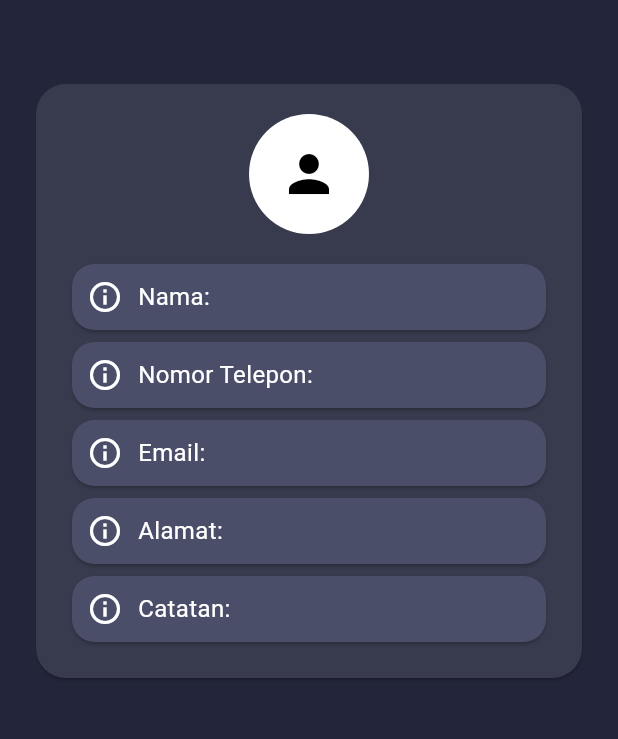
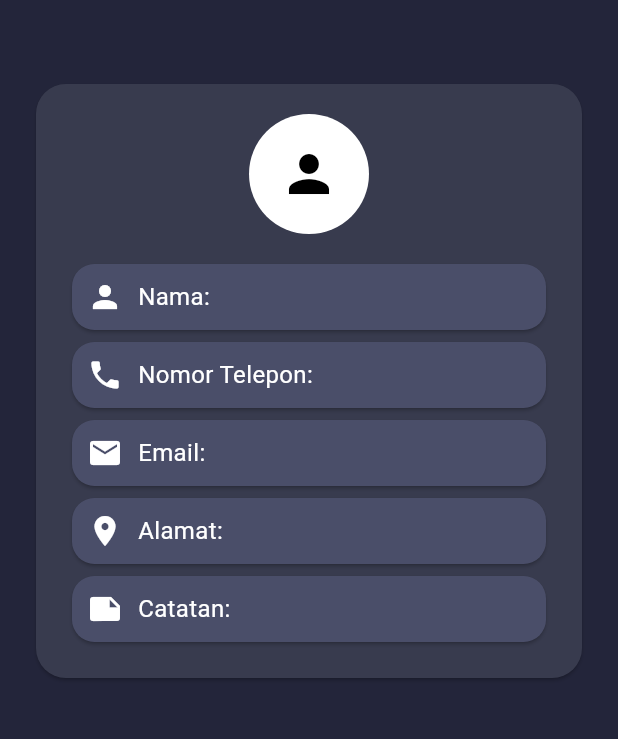
Before and after one commit to apahfahri/contact_plus_apk, a Flutter app: the DetailContact screen opened directly with empty values, on a phone screen of 412 x 824 dp, the part 63-802 px from its top. Run offline on Flutter 3.47's test engine with Material 3 defaults, Android fonts, the phone set to English and light mode, and no system bars; our stand-ins replace cloud_firestore, device_preview, file_picker, firebase_auth, firebase_core, google_nav_bar and 1 more; accounts and stored records are empty.

Commit message:
update icon detail

```diff
--- a/lib/view/detail_contact.dart
+++ b/lib/view/detail_contact.dart
@@ -39,6 +39,32 @@ class _DetailContactState extends State<DetailContact> {
     notesController = TextEditingController();
   }
 
+  Widget _buildDetailCard(
+      String title, TextEditingController controller, IconData icon) {
+    return Card(
+      color: const Color(0xFF4A4E69),
+      shape: RoundedRectangleBorder(
+        borderRadius: BorderRadius.circular(15),
+      ),
+      child: Padding(
+        padding: const EdgeInsets.all(10),
+        child: Row(
+          children: [
+            Icon(
+              icon,
+              color: Colors.white,
+            ),
+            const SizedBox(width: 10),
+            Text(
+              '$title: ${controller.text}',
+              style: const TextStyle(color: Colors.white, fontSize: 16),
+            ),
+          ],
+        ),
+      ),
+    );
+  }
+
   @override
   Widget build(BuildContext context) {
     return Scaffold(
@@ -72,13 +98,10 @@ class _DetailContactState extends State<DetailContact> {
         future: fetchContactDetails(),
         builder: (context, snapshot) {
           if (snapshot.connectionState == ConnectionState.waiting) {
-            // Menampilkan indikator loading saat data sedang dimuat
             return const Center(child: CircularProgressIndicator());
           } else if (snapshot.hasError) {
-            // Menampilkan error jika terjadi kesalahan
             return Center(child: Text('Error: ${snapshot.error}'));
           } else if (snapshot.hasData) {
-            // Data berhasil dimuat, menampilkan UI
             final data = snapshot.data;
             nameController.text = data?['nama'] ?? '';
             phoneController.text = data?['nomor'] ?? '';
@@ -118,12 +141,16 @@ class _DetailContactState extends State<DetailContact> {
                               ),
                             ),
                             const SizedBox(height: 16),
-                            // Menampilkan data dengan TextEditingController
-                            _buildDetailCard('Nama', nameController),
-                            _buildDetailCard('Nomor Telepon', phoneController),
-                            _buildDetailCard('Email', emailController),
-                            _buildDetailCard('Alamat', addressController),
-                            _buildDetailCard('Catatan', notesController),
+                            _buildDetailCard(
+                                'Nama', nameController, Icons.person),
+                            _buildDetailCard(
+                                'Nomor Telepon', phoneController, Icons.phone),
+                            _buildDetailCard(
+                                'Email', emailController, Icons.email),
+                            _buildDetailCard(
+                                'Alamat', addressController, Icons.location_on),
+                            _buildDetailCard(
+                                'Catatan', notesController, Icons.note),
                           ],
                         ),
                       ),
@@ -139,29 +166,4 @@ class _DetailContactState extends State<DetailContact> {
       ),
     );
   }
-
-  Widget _buildDetailCard(String title, TextEditingController controller) {
-    return Card(
-      color: const Color(0xFF4A4E69),
-      shape: RoundedRectangleBorder(
-        borderRadius: BorderRadius.circular(15),
-      ),
-      child: Padding(
-        padding: const EdgeInsets.all(10),
-        child: Row(
-          children: [
-            const Icon(
-              Icons.info_outline,
-              color: Colors.white,
-            ),
-            const SizedBox(width: 10),
-            Text(
-              '$title: ${controller.text}',
-              style: const TextStyle(color: Colors.white, fontSize: 16),
-            ),
-          ],
-        ),
-      ),
-    );
-  }
 }
```
